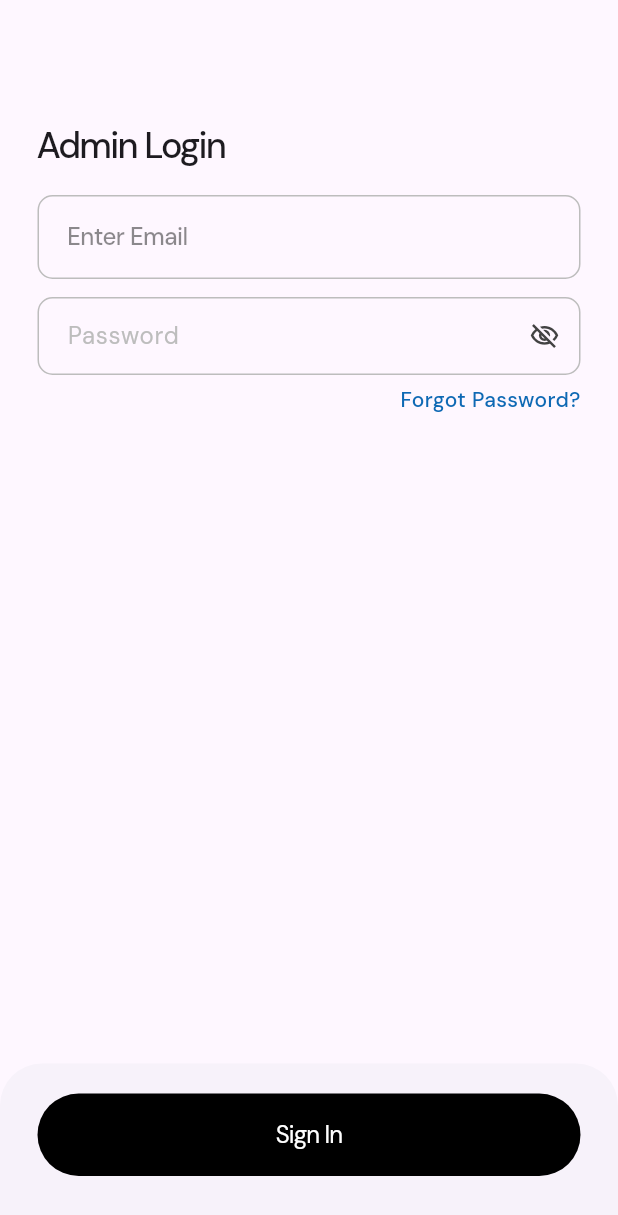
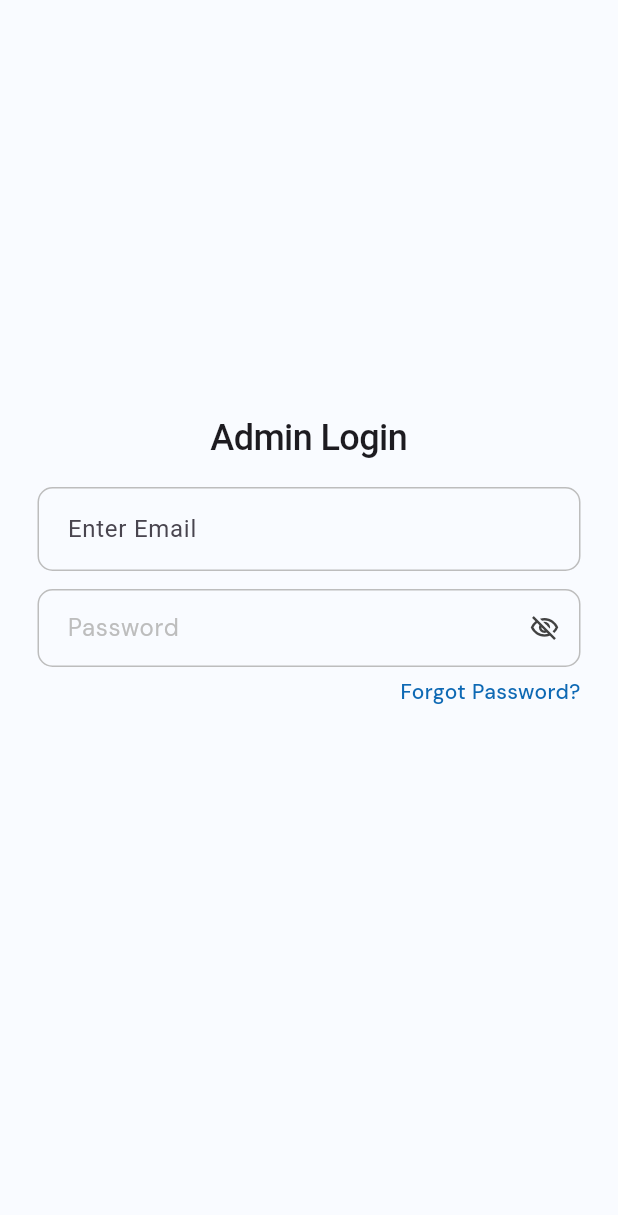
Before and after one commit to funflutter/admin_ecommerce, a Flutter app: the screen it shows after launch, on a phone screen of 412 x 824 dp. Shown: the top 1215 px of the screen. Run offline on Flutter 3.47's test engine with Material 3 defaults, Android fonts, the phone set to English and light mode, and no system bars; our stand-ins replace dropdown_button2, google_fonts; Roboto replaces fonts that are missing (sans-bold).

Commit message:
custom button and custom textfield code updated

```diff
--- a/lib/components/email_field.dart
+++ b/lib/components/email_field.dart
@@ -2,42 +2,57 @@ import 'package:flutter/material.dart';
 import 'package:google_fonts/google_fonts.dart';
 
 class EmailField extends StatelessWidget {
-  final String hintText;
+  final String? hintText;
+  final String? Function(String?)? validator;
   final TextEditingController? controller;
+  final TextStyle? textStyle;
+  final TextStyle? hintStyle;
+  final String? labelText;
+  final TextStyle? labelStyle;
 
   const EmailField({
     super.key,
-    required this.hintText,
+    this.hintText,
     this.controller,
+    this.validator,
+    this.hintStyle,
+    this.textStyle,
+    this.labelText,
+    this.labelStyle,
   });
 
   @override
   Widget build(BuildContext context) {
     return TextFormField(
       controller: controller,
-      validator: (value) {
-        if (value == null || value.isEmpty) {
-          return 'Email cannot be empty';
-        }
-        if (!value.trim().endsWith('@gmail.com')) {
-          return 'Email must end with @gmail.com';
-        }
-        return null;
-      },
-      style: GoogleFonts.dmSans(
-        fontSize: 16,
-        letterSpacing: -0.4,
-        fontWeight: FontWeight.w500,
-        color: Colors.black87,
-      ),
+      validator: validator,
+      // (value) {
+      //   if (value == null || value.isEmpty) {
+      //     return 'Email cannot be empty';
+      //   }
+      //   if (!value.trim().endsWith('@gmail.com')) {
+      //     return 'Email must end with @gmail.com';
+      //   }
+      //   return null;
+      // },
+      style: textStyle,
+      // GoogleFonts.dmSans(
+      //   fontSize: 16,
+      //   letterSpacing: -0.4,
+      //   fontWeight: FontWeight.w500,
+      //   color: Colors.black87,
+      // ),
       decoration: InputDecoration(
         hintText: hintText,
-        hintStyle: GoogleFonts.dmSans(
-          fontSize: 16,
-          letterSpacing: -0.4,
-          fontWeight: FontWeight.w500,
-          color: Colors.black45,
-        ),
+        hintStyle: hintStyle,
+        labelText: labelText,
+        labelStyle: labelStyle,
+        //  GoogleFonts.dmSans(
+        //   fontSize: 16,
+        //   letterSpacing: -0.4,
+        //   fontWeight: FontWeight.w500,
+        //   color: Colors.black45,
+        // ),
         contentPadding: const EdgeInsets.symmetric(
           vertical: 16,
           horizontal: 16,
--- a/lib/components/my_button.dart
+++ b/lib/components/my_button.dart
@@ -4,11 +4,21 @@ import 'package:google_fonts/google_fonts.dart';
 class MyButton extends StatelessWidget {
   final void Function()? onTap;
   final String text;
+  final TextStyle? style;
+  final double? height;
+  final double? width;
+  final EdgeInsetsGeometry? padding;
+  final Decoration? decoration;
 
   const MyButton({
     super.key,
     required this.onTap,
     required this.text,
+    this.style,
+    this.height,
+    this.width,
+    this.padding,
+    this.decoration,
   });
 
   @override
@@ -16,20 +26,18 @@ class MyButton extends StatelessWidget {
     return GestureDetector(
       onTap: onTap,
       child: Container(
-        padding: EdgeInsets.all(16),
-        width: double.infinity,
-        decoration: BoxDecoration(
-          color: Colors.black,
-          borderRadius: BorderRadius.circular(100),
-        ),
+        height: height,
+        width: width,
+        padding: padding,
+        decoration: decoration,
         child: Text(
-          textAlign: TextAlign.center,
           text,
-          style: GoogleFonts.dmSans(
-            fontSize: 16,
-            color: Colors.white,
-            letterSpacing: -0.6,
-          ),
+          style: style,
+          // GoogleFonts.dmSans(
+          //   fontSize: 16,
+          //   color: Colors.white,
+          //   letterSpacing: -0.6,
+          // ),
         ),
       ),
     );
--- /dev/null
+++ b/lib/constant.dart
@@ -0,0 +1,2 @@
+double height = 0.0;
+double width = 0.0;
--- a/lib/pages/login_page.dart
+++ b/lib/pages/login_page.dart
@@ -1,6 +1,7 @@
 import 'package:ecom_admin/components/email_field.dart';
 import 'package:ecom_admin/components/my_button.dart';
 import 'package:ecom_admin/components/my_textfield.dart';
+import 'package:ecom_admin/constant.dart';
 import 'package:ecom_admin/pages/company_setup.dart';
 import 'package:flutter/material.dart';
 import 'package:google_fonts/google_fonts.dart';
@@ -18,45 +19,52 @@ class _LoginPageState extends State<LoginPage> {
   final _formKey = GlobalKey<FormState>(); // define at class level
 
   @override
+  void initState() {
+    super.initState();
+  }
+
+  @override
   Widget build(BuildContext context) {
-    return Scaffold(
-      bottomSheet: Padding(
-        padding:
-            const EdgeInsets.only(left: 25.0, right: 25, top: 20, bottom: 40),
-        child: MyButton(
-          text: "Sign In",
-          onTap: () {
-            if (_formKey.currentState!.validate()) {
-              // All validations passed
-              Navigator.push(
-                context,
-                MaterialPageRoute(
-                  builder: (context) => const CompanySetup(),
-                ),
-              );
-            }
-          },
-        ),
-      ),
+    height = MediaQuery.sizeOf(context).height;
+    width = MediaQuery.sizeOf(context).width;
+    return SafeArea(
+      child: Scaffold(
+        backgroundColor: Color(0xffF9FBFF),
+        // bottomSheet: Padding(
+        //   padding:
+        //       const EdgeInsets.only(left: 25.0, right: 25, top: 20, bottom: 40),
+        //   child: MyButton(
+        //     text: "Sign In",
+        //     onTap: () {
+        //       if (_formKey.currentState!.validate()) {
+        //         // All validations passed
+        //         Navigator.push(
+        //           context,
+        //           MaterialPageRoute(
+        //             builder: (context) => const CompanySetup(),
+        //           ),
+        //         );
+        //       }
+        //     },
+        //   ),
+        // ),
         body: Form(
           key: _formKey,
           child: SingleChildScrollView(
-          child: SafeArea(
             child: Padding(
-              padding: const EdgeInsets.only(left: 25, right: 25, top: 80),
+              padding: const EdgeInsets.only(left: 25, right: 25),
               child: Column(
-                crossAxisAlignment: CrossAxisAlignment.end,
+                mainAxisAlignment: MainAxisAlignment.center,
+                crossAxisAlignment: CrossAxisAlignment.center,
                 children: [
-                  Column(
-                    crossAxisAlignment: CrossAxisAlignment.start,
-                    children: [
-                      // title
+                  SizedBox(height: height / 3),
                   Text(
                     "Admin Login",
-                        style: GoogleFonts.dmSans(
+                    style: TextStyle(
+                      fontFamily: 'sans-bold',
                       fontSize: 24,
                       fontWeight: FontWeight.w500,
-                          letterSpacing: -1.2,
+                      letterSpacing: -0.4,
                     ),
                   ),
 
@@ -76,18 +84,27 @@ class _LoginPageState extends State<LoginPage> {
                     text: "Password",
                     controller: passwordController,
                   ),
-                    ],
-                  ),
 
                   const SizedBox(height: 6),
 
                   // forgot password?
-                  Text(
+                  Row(
+                    mainAxisAlignment: MainAxisAlignment.end,
+                    children: [
+                      InkWell(
+                        onTap: () {
+                          print(' ------------------------------');
+                          print(height);
+                        },
+                        child: Text(
                           "Forgot Password?",
                           style: GoogleFonts.dmSans(
                             fontWeight: FontWeight.w500,
                             color: const Color.fromARGB(255, 14, 105, 180),
                           ),
+                        ),
+                      ),
+                    ],
                   ),
                 ],
               ),
```
Lines whose indentation alone changed are shown as unchanged.
